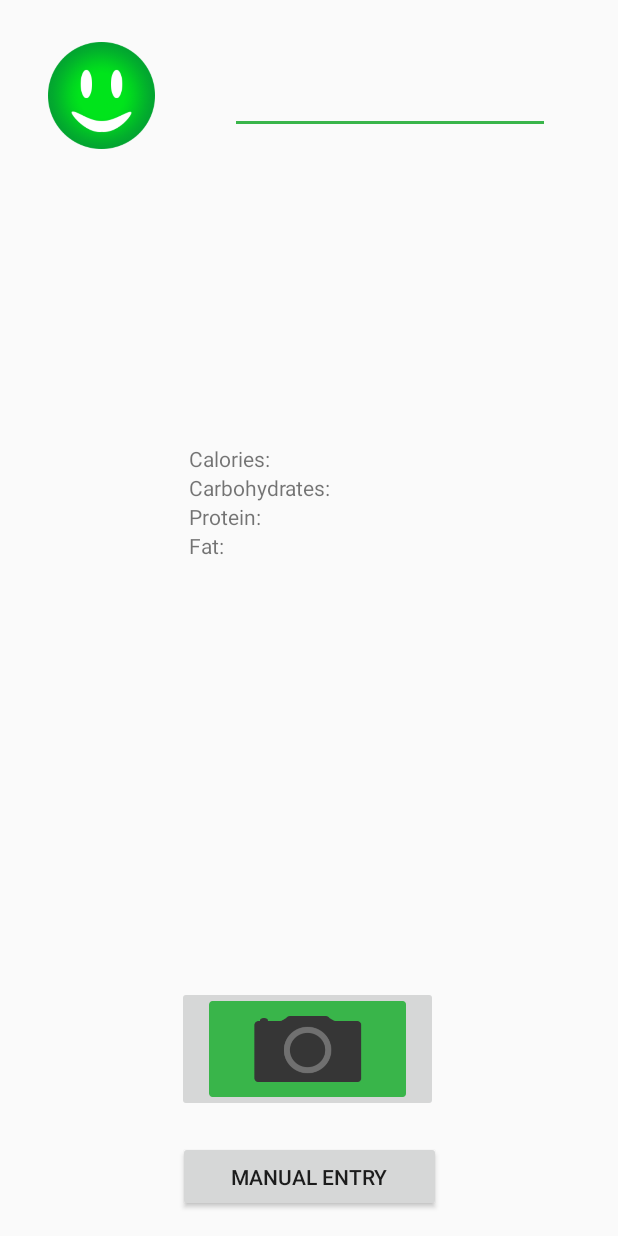
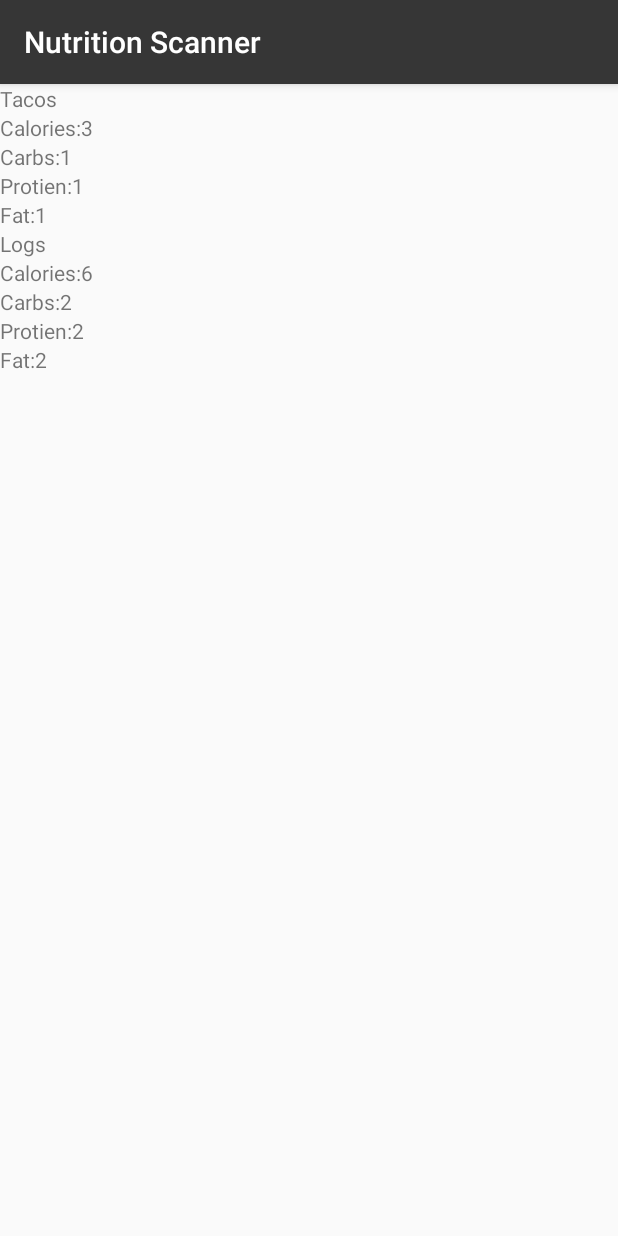
Before and after one commit to lkaicher/HealthHack2020, an Android app: the screen it shows after launch (MainActivity before the commit, FoodList after it), on a phone screen of 412 x 824 dp. Run offline under Robolectric (Android 15) with nearby library versions, the phone set to English and light mode, and no system bars.

Commit message:
Began to add list

```diff
--- a/app/src/main/AndroidManifest.xml
+++ b/app/src/main/AndroidManifest.xml
@@ -2,6 +2,11 @@
 <manifest xmlns:android="http://schemas.android.com/apk/res/android"
     xmlns:dist="http://schemas.android.com/apk/distribution"
     package="com.example.nutritionscanner">
+
+    <uses-permission android:name="android.permission.CAMERA" />
+    <uses-permission android:name="android.permission.INTERNET" />
+
+    <dist:module dist:instant="true" />
 
     <application
         android:allowBackup="true"
@@ -10,6 +15,7 @@
         android:roundIcon="@mipmap/ic_launcher_round"
         android:supportsRtl="true"
         android:theme="@style/AppTheme">
+        <activity android:name=".FoodList"></activity>
         <activity android:name=".SplashActivity">
             <intent-filter>
                 <action android:name="android.intent.action.MAIN" />
@@ -20,14 +26,7 @@
         <activity
             android:name=".MainActivity"
             android:label="@string/app_name"
-            android:theme="@style/AppTheme.NoActionBar">
-        </activity>
+            android:theme="@style/AppTheme.NoActionBar"></activity>
     </application>
 
-    <uses-permission android:name="android.permission.CAMERA" />
-
-    <uses-permission android:name="android.permission.INTERNET" />
-
-    <dist:module dist:instant="true" />
-
 </manifest>
--- /dev/null
+++ b/app/src/main/java/com/example/nutritionscanner/FoodList.java
@@ -0,0 +1,36 @@
+package com.example.nutritionscanner;
+
+import androidx.appcompat.app.AppCompatActivity;
+import androidx.recyclerview.widget.LinearLayoutManager;
+import androidx.recyclerview.widget.RecyclerView;
+
+import android.os.Bundle;
+
+import com.example.nutritionscanner.NutritionScannerUsers.Meal;
+
+import java.util.ArrayList;
+import java.util.List;
+
+public class FoodList extends AppCompatActivity {
+    private RecyclerView recyclerView;
+    private RecyclerView.Adapter mAdapter;
+    private RecyclerView.LayoutManager layoutManager;
+
+    @Override
+    protected void onCreate(Bundle savedInstanceState) {
+        super.onCreate(savedInstanceState);
+        setContentView(R.layout.activity_food_list);
+        recyclerView = (RecyclerView) findViewById(R.id.list);
+
+        layoutManager = new LinearLayoutManager(this);
+        recyclerView.setLayoutManager(layoutManager);
+
+        Meal meal = new Meal("BREAKFAST", 1,1,1, "Tacos");
+        Meal meal2 = new Meal("LUNCH", 2,2,2, "Logs");
+        List<Meal> mealList = new ArrayList<>();
+        mealList.add(meal);
+        mealList.add(meal2);
+        mAdapter = new MyAdapter(mealList);
+        recyclerView.setAdapter(mAdapter);
+    }
+}
--- /dev/null
+++ b/app/src/main/java/com/example/nutritionscanner/MyAdapter.java
@@ -0,0 +1,71 @@
+package com.example.nutritionscanner;
+
+import android.util.Log;
+import android.view.LayoutInflater;
+import android.view.View;
+import android.view.ViewGroup;
+import android.widget.LinearLayout;
+import android.widget.TextView;
+
+import androidx.recyclerview.widget.RecyclerView;
+
+import com.example.nutritionscanner.NutritionScannerUsers.Meal;
+
+import java.util.List;
+
+public class MyAdapter extends RecyclerView.Adapter<MyAdapter.MyViewHolder> {
+    private List<Meal> mDataset;
+
+    // Provide a reference to the views for each data item
+    // Complex data items may need more than one view per item, and
+    // you provide access to all the views for a data item in a view holder
+    public static class MyViewHolder extends RecyclerView.ViewHolder {
+        // each data item is just a string in this case
+        public TextView calories, fat, protein, carb, food_name;
+
+        public MyViewHolder(View v) {
+            super(v);
+            calories = v.findViewById(R.id.item_calories);
+            carb = v.findViewById(R.id.item_carb);
+            protein = v.findViewById(R.id.item_protein);
+            fat = v.findViewById(R.id.item_fat);
+            food_name = v.findViewById(R.id.item_food_name);
+        }
+    }
+
+    // Provide a suitable constructor (depends on the kind of dataset)
+    public MyAdapter(List<Meal> myDataset) {
+        System.out.println(mDataset);
+        mDataset = myDataset;
+    }
+
+    // Create new views (invoked by the layout manager)
+    @Override
+    public MyAdapter.MyViewHolder onCreateViewHolder(ViewGroup parent,
+                                                     int viewType) {
+        // create a new view
+        View v = LayoutInflater.from(parent.getContext())
+                .inflate(R.layout.my_text_view, parent, false);
+        MyViewHolder vh = new MyViewHolder(v);
+        return vh;
+    }
+
+    // Replace the contents of a view (invoked by the layout manager)
+    @Override
+    public void onBindViewHolder(MyViewHolder holder, int position) {
+        // - get element from your dataset at this position
+        // - replace the contents of the view with that element
+        holder.food_name.setText(mDataset.get(position).getFoodName());
+        holder.calories.setText("Calories:" + mDataset.get(position).getCalories());
+        holder.carb.setText("Carbs:" + mDataset.get(position).getCarb());
+        holder.fat.setText("Fat:" + mDataset.get(position).getFat());
+        holder.protein.setText("Protien:" + mDataset.get(position).getProtein());
+
+    }
+
+    // Return the size of your dataset (invoked by the layout manager)
+    @Override
+    public int getItemCount() {
+        return mDataset.size();
+    }
+}
--- a/app/src/main/java/com/example/nutritionscanner/NutritionScannerUsers/Meal.java
+++ b/app/src/main/java/com/example/nutritionscanner/NutritionScannerUsers/Meal.java
@@ -5,9 +5,13 @@ public class Meal {
         BREAKFAST, LUNCH, DINNER, SNACK
     }
     Type type;
-    private int[] numCalories;
-    public Meal(String mealTime, int calFat, int calCarb, int calProtein){
-        int[] numCalories = new int[]{calFat, calCarb, calProtein};
+    int calFat,  calCarb,  calProtein;
+    String food_name;
+    public Meal(String mealTime, int calFat, int calCarb, int calProtein, String food_name){
+        this.calFat = calFat;
+        this.calCarb = calCarb;
+        this.calProtein = calProtein;
+        this.food_name = food_name;
         mealTime=mealTime.toUpperCase();
         switch(mealTime){
             case "BREAKFAST":
@@ -23,13 +27,25 @@ public class Meal {
                 type = Type.SNACK;
         }
     }
+
+    public Type getType() {
+        return type;
+    }
+
     public int getFat(){
-        return numCalories[0];
+        return calFat;
+    }
+    public String getFoodName() {
+        return food_name;
     }
     public int getCarb(){
-        return numCalories[1];
+        return calCarb;
     }
     public int getProtein(){
-        return numCalories[2];
+        return calProtein;
     }
+    public int getCalories(){
+        return getCarb()+getFat()+getProtein();
     }
+
+}
--- a/app/src/main/java/com/example/nutritionscanner/SplashActivity.java
+++ b/app/src/main/java/com/example/nutritionscanner/SplashActivity.java
@@ -46,7 +46,7 @@ public class SplashActivity extends AppCompatActivity {
             try {
                 Thread.sleep(1000);
                 Intent intent;
-                intent = new Intent(SplashActivity.this, MainActivity.class);
+                intent = new Intent(SplashActivity.this, FoodList.class);
                 startActivity(intent);
                 finish();
             } catch (InterruptedException e) {
--- /dev/null
+++ b/app/src/main/res/layout/activity_food_list.xml
@@ -0,0 +1,14 @@
+<?xml version="1.0" encoding="utf-8"?>
+<androidx.constraintlayout.widget.ConstraintLayout xmlns:android="http://schemas.android.com/apk/res/android"
+    xmlns:app="http://schemas.android.com/apk/res-auto"
+    xmlns:tools="http://schemas.android.com/tools"
+    android:layout_width="match_parent"
+    android:layout_height="match_parent"
+    tools:context=".FoodList">
+    <androidx.recyclerview.widget.RecyclerView
+        android:id="@+id/list"
+        android:scrollbars="vertical"
+        android:layout_width="match_parent"
+        android:layout_height="match_parent"/>
+
+</androidx.constraintlayout.widget.ConstraintLayout>
--- /dev/null
+++ b/app/src/main/res/layout/my_text_view.xml
@@ -0,0 +1,33 @@
+<?xml version="1.0" encoding="utf-8"?>
+<LinearLayout xmlns:android="http://schemas.android.com/apk/res/android"
+    android:layout_width="match_parent"
+    android:layout_height="wrap_content"
+    android:id="@+id/my_layout"
+    android:orientation="vertical">
+
+    <TextView
+        android:id="@+id/item_food_name"
+        android:layout_width="match_parent"
+        android:layout_height="wrap_content"></TextView>
+
+    <TextView
+        android:id="@+id/item_calories"
+        android:layout_width="match_parent"
+        android:layout_height="wrap_content"></TextView>
+
+    <TextView
+        android:id="@+id/item_carb"
+        android:layout_width="match_parent"
+        android:layout_height="wrap_content"></TextView>
+
+    <TextView
+        android:id="@+id/item_protein"
+        android:layout_width="match_parent"
+        android:layout_height="wrap_content"></TextView>
+
+    <TextView
+        android:id="@+id/item_fat"
+        android:layout_width="match_parent"
+        android:layout_height="wrap_content"></TextView>
+
+</LinearLayout>
```
